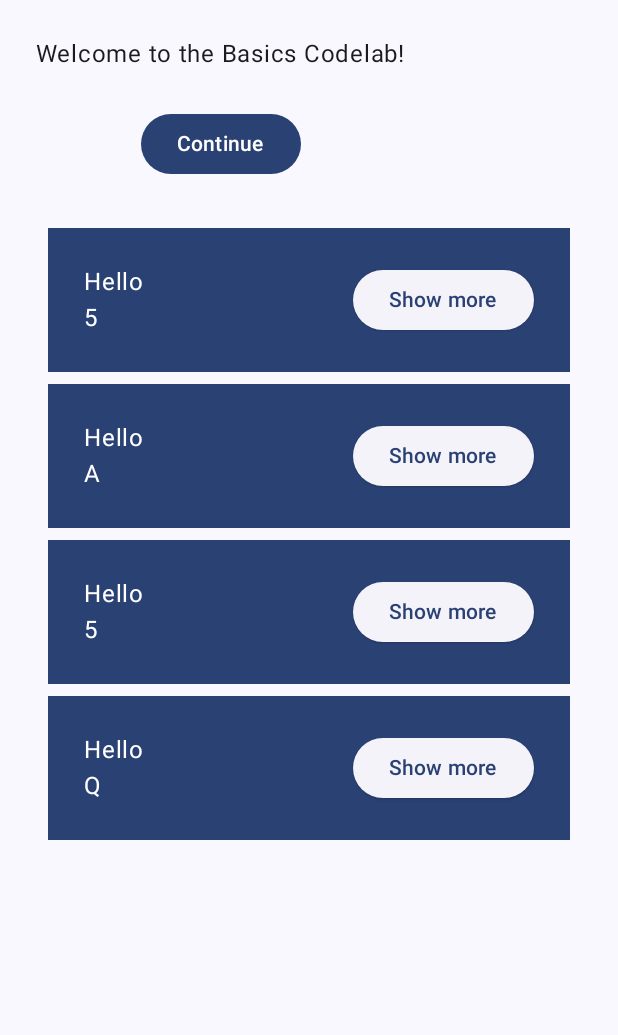
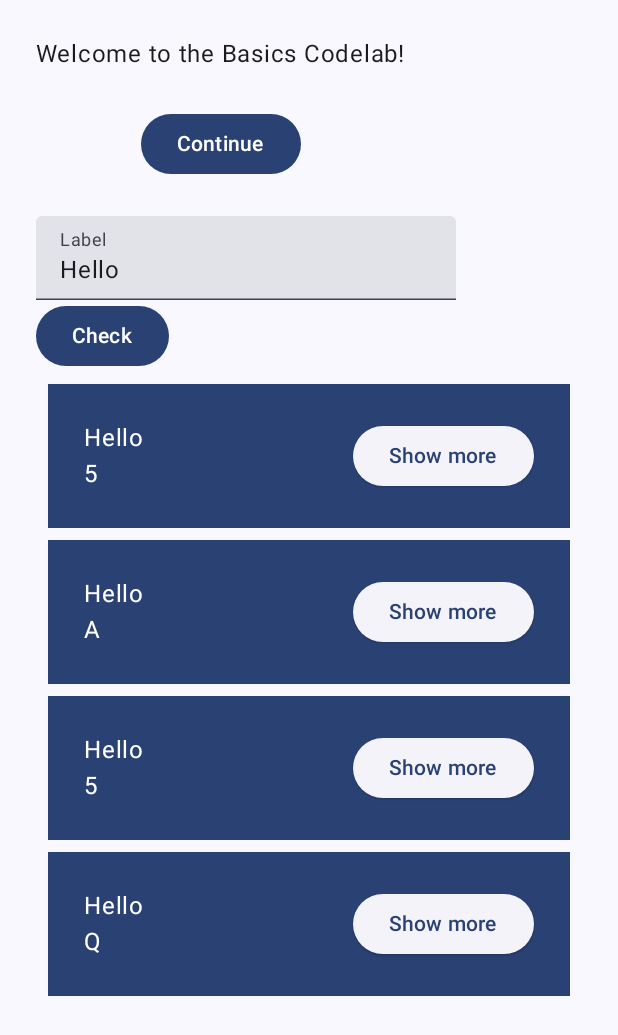
Before and after one commit to liming-zhao/androidapp, an Android app built with Jetpack Compose: the screen it shows after launch (MainActivity), on a phone screen of 412 x 824 dp. Shown: the top 1035 px of the screen. Run offline under Robolectric (Android 15) with nearby library versions, the phone set to English and light mode, and no system bars.

Commit message:
adding text box for value evaluation

```diff
--- a/app/build.gradle.kts
+++ b/app/build.gradle.kts
@@ -49,6 +49,7 @@ dependencies {
     implementation(libs.androidx.ui.graphics)
     implementation(libs.androidx.ui.tooling.preview)
     implementation(libs.androidx.material3)
+    implementation(files("C:\\Users\\linac\\Downloads\\exp4j-0.4.8.jar"))
     testImplementation(libs.junit)
     androidTestImplementation(libs.androidx.junit)
     androidTestImplementation(libs.androidx.espresso.core)
--- a/app/src/main/java/com/example/fungame/MainActivity.kt
+++ b/app/src/main/java/com/example/fungame/MainActivity.kt
@@ -17,6 +17,7 @@ import androidx.compose.material3.ElevatedButton
 import androidx.compose.material3.MaterialTheme
 import androidx.compose.material3.Surface
 import androidx.compose.material3.Text
+import androidx.compose.material3.TextField
 import androidx.compose.runtime.Composable
 import androidx.compose.runtime.getValue
 import androidx.compose.runtime.mutableStateOf
@@ -27,6 +28,7 @@ import androidx.compose.ui.Modifier
 import androidx.compose.ui.tooling.preview.Preview
 import androidx.compose.ui.unit.dp
 import com.example.fungame.ui.theme.FunGameTheme
+import net.objecthunter.exp4j.ExpressionBuilder
 import kotlin.random.Random
 
 
@@ -86,11 +88,24 @@ fun intToString(n: Int): String {
 }
 
 
+fun evaluateMathExpression(expression: String): Double? {
+    return try {
+        val exp = ExpressionBuilder(expression).build()
+        exp.evaluate()
+    } catch (e: Exception) {
+        null
+    }
+}
+
 @Composable
 fun MyApp(modifier: Modifier = Modifier){
 
     var mappingFun: (Int) -> String = {num -> intToString(num) }
     var shouldShowOnboarding by remember {mutableStateOf(true)}
+    var text by remember { mutableStateOf("Hello") }
+    var result by remember { mutableStateOf(false) }
+
+
       Surface(modifier)
       {
           Column(modifier = Modifier.padding((24.dp))) {
@@ -98,9 +113,26 @@ fun MyApp(modifier: Modifier = Modifier){
               OnboardingScreen(onContinueClicked = { shouldShowOnboarding = !shouldShowOnboarding})
               if(shouldShowOnboarding) {
 
+
+
                   val mylist: List<String> = generateRandomIntegers(4).map(mappingFun)
 
-                  Greetings(names=mylist)
+                  if(result) {
+                      Text(
+                          text = "correct ",
+                      )
+                  }
+
+                  Greetings(
+                      names=mylist,
+                      text=text,
+                      onTextChange = { text = it},
+                      onClick = {
+                          result = ( (24.0 == evaluateMathExpression(text)) )
+
+                      }
+                      )
+
               }
           }
       }
@@ -109,8 +141,24 @@ fun MyApp(modifier: Modifier = Modifier){
 @Composable
 private fun Greetings(
     modifier: Modifier = Modifier,
-    names: List<String> = listOf("World", "Compose")
+    names: List<String> = listOf("World", "Compose"),
+    text:String,
+    onTextChange:(String)->Unit,
+    onClick: ()->Unit
 ) {
+   // var text by remember { mutableStateOf("Hello") }
+
+    TextField(
+        value = text,
+        onValueChange = onTextChange,
+        label = {Text("Label")}
+    )
+
+    Button(onClick = onClick){
+        Text("Check")
+    }
+
+
     Column(modifier = modifier.padding(vertical = 4.dp)) {
         for (name in names) {
             Card(name = name)
@@ -149,7 +197,7 @@ fun Card(name: String, modifier: Modifier = Modifier) {
 @Composable
 fun GreetingPreview() {
     FunGameTheme {
-        Greetings()
+       // Greetings()
     }
 }
 
```
